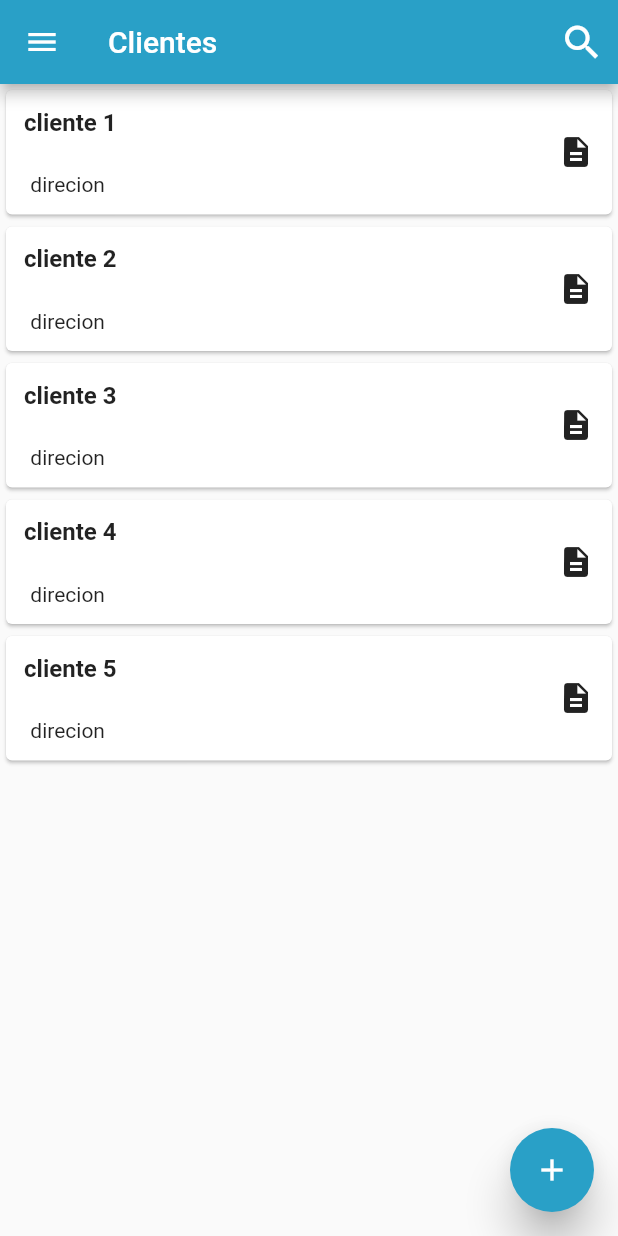
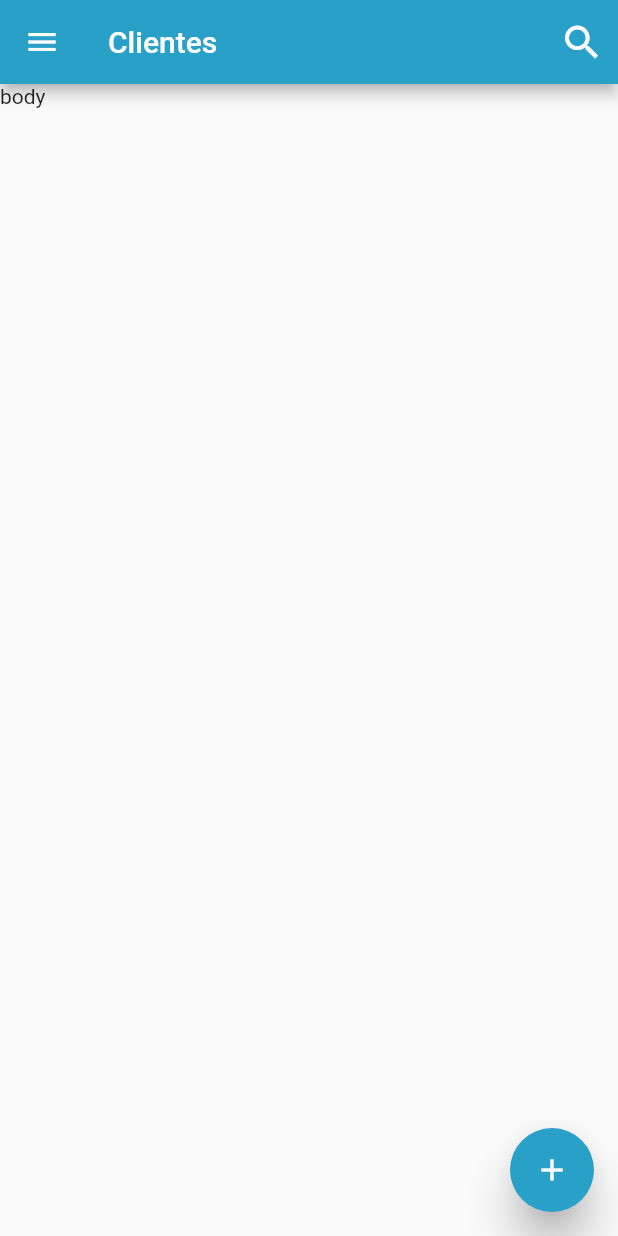
Before and after one commit to HectorSoftware/joincompany, a Flutter app: the Cliente screen opened by its route, on a phone screen of 412 x 824 dp. Run offline on Flutter 3.47's test engine with Material 2 defaults, Android fonts, the phone set to English and light mode, and no system bars; our stand-ins replace geolocator, google_maps_flutter, image_picker, rxdart, sentry, sqflite; missing offline and left inert: google_maps_webservice; accounts and stored records are empty.

```diff
--- a/lib/Menu/clientes.dart
+++ b/lib/Menu/clientes.dart
@@ -4,6 +4,7 @@ import 'package:joincompany/main.dart';
 import 'package:joincompany/Menu//FormClients.dart';
 import 'package:joincompany/Menu/configCli.dart';
 import 'package:joincompany/Menu/contactView.dart';
+import 'package:joincompany/models/CustomerModel.dart';
 class Cliente extends StatefulWidget {
   @override
   _ClienteState createState() => _ClienteState();
@@ -121,6 +122,7 @@ class _ClienteState extends State<Cliente> {
     );
   }
 
+
   @override
   Widget build(BuildContext context) {
     return new Scaffold(
@@ -140,15 +142,7 @@ class _ClienteState extends State<Cliente> {
           ),
         ],
       ),
-      body: ListView(
-        children: <Widget>[
-          clientCard("cliente 1"),
-          clientCard("cliente 2"),
-          clientCard("cliente 3"),
-          clientCard("cliente 4"),
-          clientCard("cliente 5"),
-        ],
-      ),
+      body: Text("body"),
       floatingActionButton: FloatingActionButton(
         child: Icon(Icons.add),
         elevation: 12,
```
